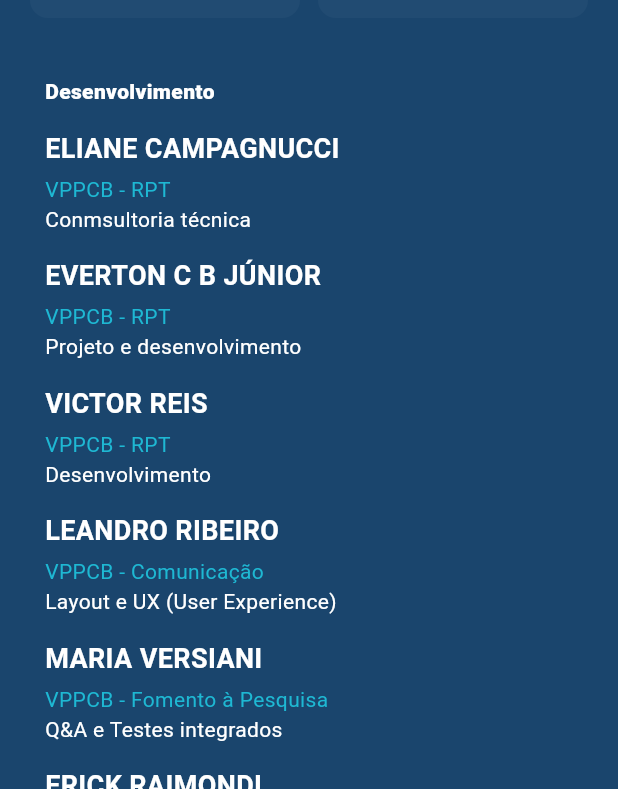
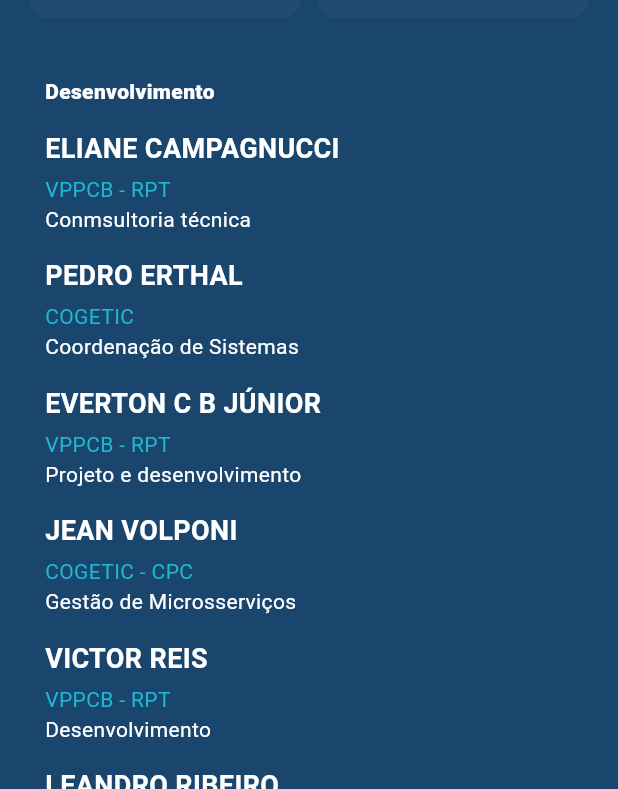
Before and after one commit to ebarrosjr/rpt-mobile, a Flutter app: the screen it shows after launch, after a tap on "Versão 1.0.0 - Release Candidate", on a phone screen of 412 x 824 dp, the part 447-1236 px from its top. Run offline on Flutter 3.47's test engine with Material 3 defaults, Android fonts, the phone set to English and light mode, and no system bars; our stand-ins replace auto_size_text, dio, firebase_core, firebase_messaging, flutter_html, flutter_local_notifications and 5 more; accounts and stored records are empty; network calls fail.

```diff
--- a/lib/Pages/Comum/creditos.dart
+++ b/lib/Pages/Comum/creditos.dart
@@ -79,9 +79,21 @@ class CreditosPage extends StatelessWidget {
                     ),
                     SizedBox(height: 15),
                     _CreditLine(
+                      name: 'PEDRO ERTHAL',
+                      area: 'COGETIC',
+                      role: 'Coordenação de Sistemas',
+                    ),
+                    SizedBox(height: 15),
+                    _CreditLine(
                       name: 'EVERTON C B JÚNIOR',
                       area: 'VPPCB - RPT',
                       role: 'Projeto e desenvolvimento',
+                    ),
+                    SizedBox(height: 15),
+                    _CreditLine(
+                      name: 'JEAN VOLPONI',
+                      area: 'COGETIC - CPC',
+                      role: 'Gestão de Microsserviços',
                     ),
                     SizedBox(height: 15),
                     _CreditLine(
--- /dev/null
+++ b/lib/Services/auth_service.dart
@@ -0,0 +1,107 @@
+// services/auth_service.dart
+import 'dart:convert';
+import 'package:get/get.dart';
+import 'package:rptmobile/Pages/Usuarios/login_page.dart';
+import 'package:shared_preferences/shared_preferences.dart';
+
+class AuthService extends GetxController {
+  static AuthService get to => Get.find();
+
+  final RxBool isLogged = false.obs;
+  final RxMap<String, dynamic> userData = RxMap<String, dynamic>();
+  final RxString token = ''.obs;
+  final RxBool isInitialized = false.obs;
+
+  @override
+  void onInit() {
+    super.onInit();
+    // Carrega os dados quando o serviço é inicializado
+    loadUserData();
+  }
+
+  Future<void> loadUserData() async {
+    if (isInitialized.value) return;
+
+    final prefs = await SharedPreferences.getInstance();
+    final storedToken = prefs.getString('user_token');
+
+    if (storedToken != null && storedToken.isNotEmpty) {
+      token.value = storedToken;
+      isLogged.value = true;
+
+      final userDataString = prefs.getString('user_data');
+      if (userDataString != null) {
+        try {
+          userData.value = Map<String, dynamic>.from(
+            json.decode(userDataString),
+          );
+        } catch (e) {
+          print('Erro ao decodificar user_data: $e');
+        }
+      }
+
+      // Verifica se o token é válido
+      _validateToken(storedToken);
+    }
+
+    isInitialized.value = true;
+  }
+
+  void _validateToken(String token) {
+    try {
+      final parts = token.split('.');
+      if (parts.length == 2) {
+        final payload = json.decode(utf8.decode(base64.decode(parts[0])));
+        final exp = payload['exp'] as int?;
+
+        if (exp != null && DateTime.now().millisecondsSinceEpoch > exp * 1000) {
+          // Token expirado
+          logout();
+        }
+      }
+    } catch (e) {
+      print('Erro ao validar token: $e');
+      logout();
+    }
+  }
+
+  Future<void> saveUserData(String newToken) async {
+    final prefs = await SharedPreferences.getInstance();
+    await prefs.setString('user_token', newToken);
+    token.value = newToken;
+    isLogged.value = true;
+
+    final parts = newToken.split('.');
+    if (parts.length == 2) {
+      try {
+        final payload = json.decode(utf8.decode(base64.decode(parts[0])));
+        if (payload['data'] != null) {
+          userData.value = Map<String, dynamic>.from(payload['data']);
+          await prefs.setString('user_data', json.encode(payload['data']));
+        }
+      } catch (e) {
+        print('Erro ao decodificar token: $e');
+      }
+    }
+  }
+
+  Future<void> logout() async {
+    final prefs = await SharedPreferences.getInstance();
+    await prefs.remove('user_token');
+    await prefs.remove('user_data');
+
+    isLogged.value = false;
+    userData.clear();
+    token.value = '';
+    isInitialized.value = false;
+
+    // Navega para a página de login
+    Get.offAll(() => const LoginPage());
+  }
+
+  bool get isAdmin => userData['admin'] == true;
+  String get userName => userData['nome'] ?? '';
+  String get userEmail => userData['email'] ?? '';
+  String get userCpf => userData['cpf'] ?? '';
+  int get userId => userData['id'] ?? 0;
+}
--- /dev/null
+++ b/lib/Services/notification_service.dart
@@ -0,0 +1,45 @@
+import 'package:firebase_messaging/firebase_messaging.dart';
+import 'package:flutter_local_notifications/flutter_local_notifications.dart';
+
+class NotificationService {
+  final FirebaseMessaging _messaging = FirebaseMessaging.instance;
+  final FlutterLocalNotificationsPlugin _localNotifications =
+      FlutterLocalNotificationsPlugin();
+
+  Future<void> init() async {
+    // Inicializar notificações locais
+    const AndroidInitializationSettings androidSettings =
+        AndroidInitializationSettings('@mipmap/ic_launcher');
+    const InitializationSettings initSettings = InitializationSettings(
+      android: androidSettings,
+    );
+
+    await _localNotifications.initialize(initSettings);
+
+    // Pedir permissão
+    await _messaging.requestPermission();
+
+    // Token do dispositivo
+    String? token = await _messaging.getToken();
+    print("TOKEN DO DEVICE: $token");
+
+    // TODO: Enviar token para o backend CakePHP
+
+    // Listener para mensagens foreground
+    FirebaseMessaging.onMessage.listen((message) {
+      _localNotifications.show(
+        0,
+        message.notification?.title,
+        message.notification?.body,
+        const NotificationDetails(
+          android: AndroidNotificationDetails(
+            'canal_principal',
+            'Notificações',
+            importance: Importance.high,
+            priority: Priority.high,
+          ),
+        ),
+      );
+    });
+  }
+}
--- a/lib/main.dart
+++ b/lib/main.dart
@@ -1,23 +1,103 @@
+import 'package:firebase_core/firebase_core.dart';
 import 'package:flutter/material.dart';
+import 'package:get/get.dart';
 import 'package:rptmobile/Pages/Usuarios/login_page.dart';
+import 'package:rptmobile/Pages/Comum/home_page.dart';
+import 'package:rptmobile/Services/auth_service.dart';
+import 'package:rptmobile/Services/notification_service.dart';
 
-void main() {
-  runApp(const RptApp());
+void main() async {
+  WidgetsFlutterBinding.ensureInitialized();
+  await Firebase.initializeApp();
+  runApp(RptApp());
 }
 
 class RptApp extends StatelessWidget {
-  const RptApp({super.key});
+  RptApp({super.key});
+  final NotificationService _notificationService = NotificationService();
 
-  // This widget is the root of your application.
+  // Chaev privada Firebase: GJEJ6duew4RCTLW2bRTIhbrFYp5sNMGKXJS9HXsyrsU
+  // Par de chaves Firebase: BBCMK_MRlNhn_ib9MJ_0USY89i9yPjgLbuc07XUf3FGP40IK3M8-21HUR72sGYRXuheztCC2f3j1xhhs0C03ifs
+
   @override
   Widget build(BuildContext context) {
-    return MaterialApp(
+    _notificationService.init();
+
+    return GetMaterialApp(
       title: 'RPT Mobile',
       theme: ThemeData(
         colorScheme: ColorScheme.fromSeed(seedColor: Colors.deepPurple),
         useMaterial3: true,
       ),
-      home: const LoginPage(),
+      home: FutureBuilder(
+        future: _checkIfUserIsLogged(),
+        builder: (context, snapshot) {
+          if (snapshot.connectionState == ConnectionState.waiting) {
+            return const SplashScreen(); // Tela de carregamento
+          } else {
+            return snapshot.data ?? const LoginPage();
+          }
+        },
+      ),
+      initialBinding: MainBinding(),
+      debugShowCheckedModeBanner: false,
+      defaultTransition: Transition.cupertino,
+      opaqueRoute: Get.isOpaqueRouteDefault,
+      popGesture: Get.isPopGestureEnable,
+    );
+  }
+
+  Future<Widget> _checkIfUserIsLogged() async {
+    // Inicializa o AuthService
+    final authService = Get.put(AuthService(), permanent: true);
+
+    // Carrega os dados do usuário
+    await authService.loadUserData();
+
+    // Pequeno delay para garantir que tudo está carregado
+    await Future.delayed(const Duration(milliseconds: 300));
+
+    if (authService.isLogged.value && authService.token.value.isNotEmpty) {
+      return const HomePage();
+    } else {
+      return const LoginPage();
+    }
+  }
+}
+
+// Binding para inicializar os serviços
+class MainBinding extends Bindings {
+  @override
+  void dependencies() {
+    // Os serviços serão inicializados no FutureBuilder
+  }
+}
+
+// Tela de splash/loading personalizada
+class SplashScreen extends StatelessWidget {
+  const SplashScreen({super.key});
+
+  @override
+  Widget build(BuildContext context) {
+    return Scaffold(
+      backgroundColor: const Color(0xFFF5F6FA),
+      body: Center(
+        child: Column(
+          mainAxisAlignment: MainAxisAlignment.center,
+          children: [
+            Image.asset('assets/logo.png', height: 100),
+            const SizedBox(height: 20),
+            const CircularProgressIndicator(
+              valueColor: AlwaysStoppedAnimation<Color>(Colors.deepPurple),
+            ),
+            const SizedBox(height: 20),
+            const Text(
+              'Carregando...',
+              style: TextStyle(fontSize: 16, color: Colors.grey),
+            ),
+          ],
+        ),
+      ),
     );
   }
 }
```
Also changed, not shown: lib/Pages/Usuarios/login_page.dart (+63 -5 lines), 3 other files.
